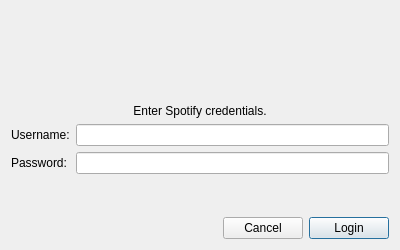
PacketSurf/ZSpotifyGUI, file zspotify/login_dialog.ui: the form before one commit.
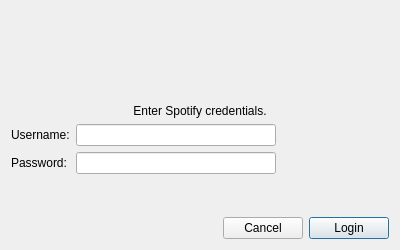
The form after the commit. Icons and pictures are not drawn.

The edit to the form file:
```diff
--- a/zspotify/login_dialog.ui
+++ b/zspotify/login_dialog.ui
@@ -82,7 +82,20 @@
         </widget>
        </item>
        <item row="0" column="1">
-        <widget class="QLineEdit" name="usernameInput"/>
+        <widget class="QLineEdit" name="usernameInput">
+         <property name="minimumSize">
+          <size>
+           <width>200</width>
+           <height>0</height>
+          </size>
+         </property>
+         <property name="maximumSize">
+          <size>
+           <width>200</width>
+           <height>16777215</height>
+          </size>
+         </property>
+        </widget>
        </item>
        <item row="1" column="0">
         <widget class="QLabel" name="label_2">
@@ -93,6 +106,18 @@
        </item>
        <item row="1" column="1">
         <widget class="QLineEdit" name="passwordInput">
+         <property name="minimumSize">
+          <size>
+           <width>200</width>
+           <height>0</height>
+          </size>
+         </property>
+         <property name="maximumSize">
+          <size>
+           <width>200</width>
+           <height>16777215</height>
+          </size>
+         </property>
          <property name="inputMethodHints">
           <set>Qt::ImhNone</set>
          </property>
```
Left out of the diff: 2 changed lines with no effect on the pictures.
